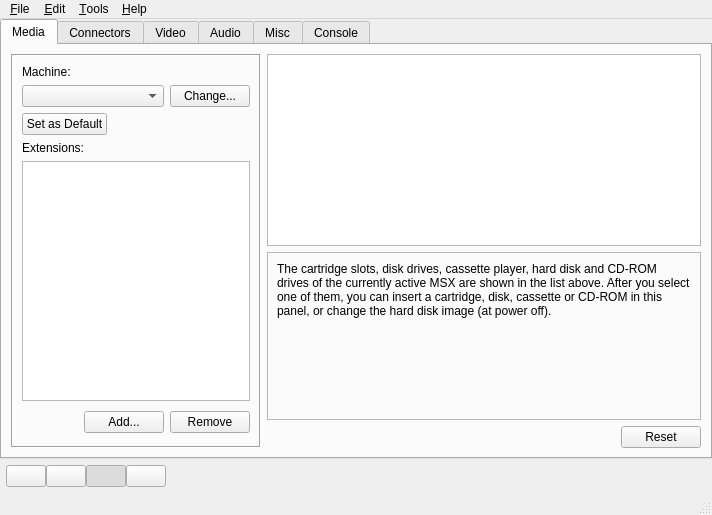
This is main.ui in openMSX/catapult as Qt 5 draws it before an edit. The edited form follows.
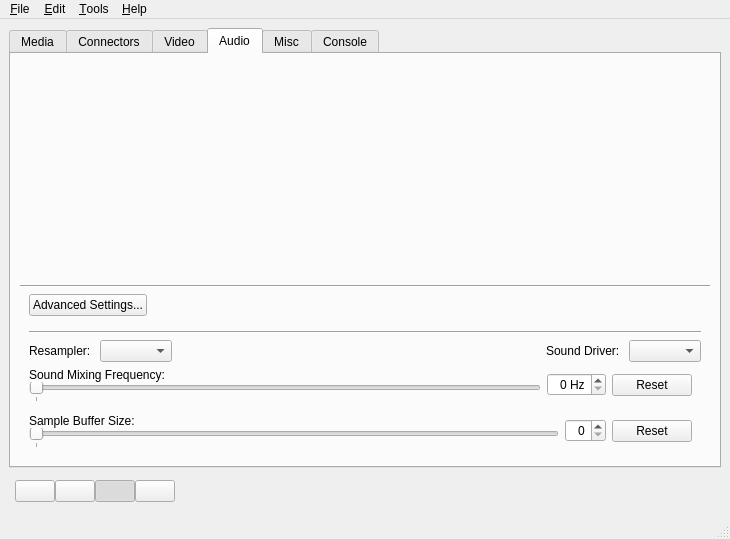
This is the edited form. The open tabs and pages were chosen to show the change. Icons and pictures are not drawn.

Commit message: Added Advanced Audio Controls (click button to show) to Audio tab

Patch:
```diff
--- a/main.ui
+++ b/main.ui
@@ -5,8 +5,8 @@
    <rect>
     <x>0</x>
     <y>0</y>
-    <width>544</width>
-    <height>515</height>
+    <width>562</width>
+    <height>539</height>
    </rect>
   </property>
   <property name="windowTitle" >
@@ -16,24 +16,9 @@
    <iconset>logo.png</iconset>
   </property>
   <widget class="QWidget" name="centralwidget" >
-   <layout class="QVBoxLayout" >
-    <property name="spacing" >
-     <number>0</number>
-    </property>
-    <property name="leftMargin" >
-     <number>0</number>
-    </property>
-    <property name="topMargin" >
-     <number>0</number>
-    </property>
-    <property name="rightMargin" >
-     <number>0</number>
-    </property>
-    <property name="bottomMargin" >
-     <number>0</number>
-    </property>
-    <item>
-     <widget class="QTabWidget" name="miscTab" >
+   <layout class="QGridLayout" >
+    <item row="0" column="0" >
+     <widget class="QTabWidget" name="tabWidget" >
       <property name="currentIndex" >
        <number>0</number>
       </property>
@@ -2697,8 +2682,231 @@
        <attribute name="title" >
         <string>Audio</string>
        </attribute>
+       <layout class="QGridLayout" >
+        <item row="0" column="0" >
+         <widget class="QWidget" native="1" name="widget" >
+          <layout class="QGridLayout" >
+           <item row="0" column="0" >
+            <layout class="QGridLayout" >
+             <property name="horizontalSpacing" >
+              <number>0</number>
+             </property>
+             <property name="verticalSpacing" >
+              <number>0</number>
+             </property>
+             <item row="0" column="0" >
+              <widget class="QWidget" native="1" name="topLevelAudioMixerWidget" >
+               <property name="sizePolicy" >
+                <sizepolicy vsizetype="Expanding" hsizetype="Preferred" >
+                 <horstretch>0</horstretch>
+                 <verstretch>0</verstretch>
+                </sizepolicy>
+               </property>
+              </widget>
+             </item>
+            </layout>
+           </item>
+          </layout>
+         </widget>
+        </item>
+        <item row="2" column="0" >
+         <layout class="QHBoxLayout" >
+          <property name="leftMargin" >
+           <number>9</number>
+          </property>
+          <property name="rightMargin" >
+           <number>9</number>
+          </property>
+          <item>
+           <widget class="QPushButton" name="advancedAudioSettingsButton" >
+            <property name="text" >
+             <string>Advanced Settings...</string>
+            </property>
+           </widget>
+          </item>
+          <item>
+           <spacer>
+            <property name="orientation" >
+             <enum>Qt::Horizontal</enum>
+            </property>
+            <property name="sizeHint" >
+             <size>
+              <width>311</width>
+              <height>20</height>
+             </size>
+            </property>
+           </spacer>
+          </item>
+         </layout>
+        </item>
+        <item row="3" column="0" >
+         <widget class="QWidget" native="1" name="advancedAudioSettingsWidget" >
+          <layout class="QGridLayout" >
+           <item row="1" column="0" >
+            <layout class="QHBoxLayout" >
+             <item>
+              <widget class="QLabel" name="resamplerLabel" >
+               <property name="text" >
+                <string>Resampler: </string>
+               </property>
+              </widget>
+             </item>
+             <item>
+              <widget class="QComboBox" name="resamplerComboBox" />
+             </item>
+             <item>
+              <spacer>
+               <property name="orientation" >
+                <enum>Qt::Horizontal</enum>
+               </property>
+               <property name="sizeHint" >
+                <size>
+                 <width>40</width>
+                 <height>20</height>
+                </size>
+               </property>
+              </spacer>
+             </item>
+             <item>
+              <widget class="QLabel" name="soundDriverLabel" >
+               <property name="text" >
+                <string>Sound Driver: </string>
+               </property>
+              </widget>
+             </item>
+             <item>
+              <widget class="QComboBox" name="soundDriverComboBox" />
+             </item>
+            </layout>
+           </item>
+           <item row="2" column="0" >
+            <layout class="QHBoxLayout" >
+             <property name="rightMargin" >
+              <number>9</number>
+             </property>
+             <property name="bottomMargin" >
+              <number>6</number>
+             </property>
+             <item>
+              <layout class="QVBoxLayout" >
+               <property name="spacing" >
+                <number>0</number>
+               </property>
+               <item>
+                <widget class="QLabel" name="frequencyLabel" >
+                 <property name="text" >
+                  <string>Sound Mixing Frequency:</string>
+                 </property>
+                </widget>
+               </item>
+               <item>
+                <widget class="QSlider" name="frequencySlider" >
+                 <property name="orientation" >
+                  <enum>Qt::Horizontal</enum>
+                 </property>
+                 <property name="tickPosition" >
+                  <enum>QSlider::TicksBelow</enum>
+                 </property>
+                 <property name="tickInterval" >
+                  <number>512</number>
+                 </property>
+                </widget>
+               </item>
+              </layout>
+             </item>
+             <item>
+              <widget class="QSpinBox" name="frequencySpinBox" >
+               <property name="alignment" >
+                <set>Qt::AlignRight|Qt::AlignTrailing|Qt::AlignVCenter</set>
+               </property>
+               <property name="suffix" >
+                <string> Hz</string>
+               </property>
+              </widget>
+             </item>
+             <item>
+              <widget class="QPushButton" name="frequencyResetButton" >
+               <property name="text" >
+                <string>Reset</string>
+               </property>
+              </widget>
+             </item>
+            </layout>
+           </item>
+           <item row="3" column="0" >
+            <layout class="QHBoxLayout" >
+             <property name="leftMargin" >
+              <number>0</number>
+             </property>
+             <property name="rightMargin" >
+              <number>9</number>
+             </property>
+             <property name="bottomMargin" >
+              <number>0</number>
+             </property>
+             <item>
+              <layout class="QVBoxLayout" >
+               <property name="spacing" >
+                <number>0</number>
+               </property>
+               <item>
+                <widget class="QLabel" name="samplesLabel" >
+                 <property name="text" >
+                  <string>Sample Buffer Size:</string>
+                 </property>
+                </widget>
+               </item>
+               <item>
+                <widget class="QSlider" name="samplesSlider" >
+                 <property name="orientation" >
+                  <enum>Qt::Horizontal</enum>
+                 </property>
+                 <property name="tickPosition" >
+                  <enum>QSlider::TicksBelow</enum>
+                 </property>
+                 <property name="tickInterval" >
+                  <number>1000</number>
+                 </property>
+                </widget>
+               </item>
+              </layout>
+             </item>
+             <item>
+              <widget class="QSpinBox" name="samplesSpinBox" >
+               <property name="alignment" >
+                <set>Qt::AlignRight|Qt::AlignTrailing|Qt::AlignVCenter</set>
+               </property>
+              </widget>
+             </item>
+             <item>
+              <widget class="QPushButton" name="samplesResetButton" >
+               <property name="text" >
+                <string>Reset</string>
+               </property>
+              </widget>
+             </item>
+            </layout>
+           </item>
+           <item row="0" column="0" >
+            <widget class="Line" name="line_3" >
+             <property name="orientation" >
+              <enum>Qt::Horizontal</enum>
+             </property>
+            </widget>
+           </item>
+          </layout>
+         </widget>
+        </item>
+        <item row="1" column="0" >
+         <widget class="Line" name="line_2" >
+          <property name="orientation" >
+           <enum>Qt::Horizontal</enum>
+          </property>
+         </widget>
+        </item>
+       </layout>
       </widget>
-      <widget class="QWidget" name="tab" >
+      <widget class="QWidget" name="miscTab" >
        <attribute name="title" >
         <string>Misc</string>
        </attribute>
@@ -3079,7 +3287,7 @@
       </widget>
      </widget>
     </item>
-    <item>
+    <item row="1" column="0" >
      <layout class="QHBoxLayout" >
       <property name="spacing" >
        <number>6</number>
@@ -3192,7 +3400,7 @@
     <rect>
      <x>0</x>
      <y>0</y>
-     <width>544</width>
+     <width>562</width>
      <height>28</height>
     </rect>
    </property>
```
Left out of the diff: 2 changed lines with no effect on the pictures. The commit also changes 3 other files.
